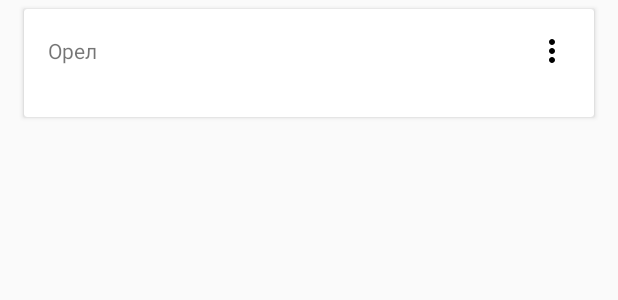
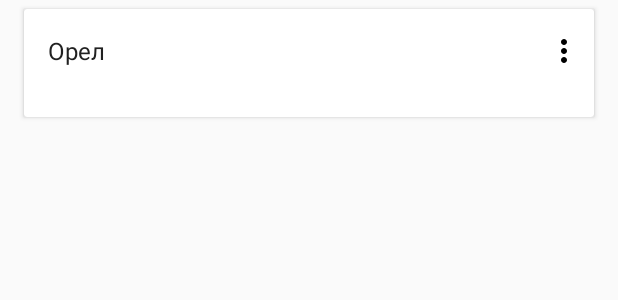
Before and after one commit to KavyrshinR/WeatherNow, an Android app: the layout station_list_item.xml on its own in the app's theme, with its tools: preview values and no code run, on a phone screen of 412 x 824 dp. Shown: the top 300 px of the screen. Run offline under Robolectric (Android 15) with nearby library versions, the phone set to English and light mode, and no system bars.

Commit message:
Изменена разметка station_list_item weather_list_item

```diff
--- a/app/src/main/res/layout/station_list_item.xml
+++ b/app/src/main/res/layout/station_list_item.xml
@@ -22,8 +22,10 @@
             android:layout_height="wrap_content"
             android:orientation="horizontal"
             android:layout_marginBottom="16dp"
-            android:layout_marginRight="16dp"
+            android:layout_marginRight="8dp"
             android:layout_marginLeft="16dp"
+            android:layout_marginStart="16dp"
+            android:layout_marginEnd="8dp"
             android:gravity="center">
 
             <TextView
@@ -31,6 +33,8 @@
                 android:layout_width="0dp"
                 android:layout_height="wrap_content"
                 android:layout_weight="1"
+                android:textSize="16sp"
+                android:textColor="@color/titleTextColor"
                 android:maxLines="1"
                 android:ellipsize="end"
                 tools:text="Орел"/>
--- a/app/src/main/res/layout/weather_list_item.xml
+++ b/app/src/main/res/layout/weather_list_item.xml
@@ -18,7 +18,9 @@
             android:id="@+id/tvDate"
             android:layout_width="wrap_content"
             android:layout_height="wrap_content"
+            android:textSize="14sp"
             android:maxLines="1"
+            android:textColor="@color/subtitleTextColor"
             tools:text="13.08"/>
 
         <TextView
@@ -27,13 +29,16 @@
             android:layout_height="wrap_content"
             android:maxLines="1"
             android:textSize="20sp"
+            android:textColor="@color/titleTextColor"
             tools:text="+17"/>
 
         <TextView
             android:id="@+id/tvTemperatureNight"
             android:layout_width="wrap_content"
             android:layout_height="wrap_content"
+            android:textSize="14sp"
             android:maxLines="1"
+            android:textColor="@color/subtitleTextColor"
             tools:text="+13"/>
 
     </LinearLayout>
```
